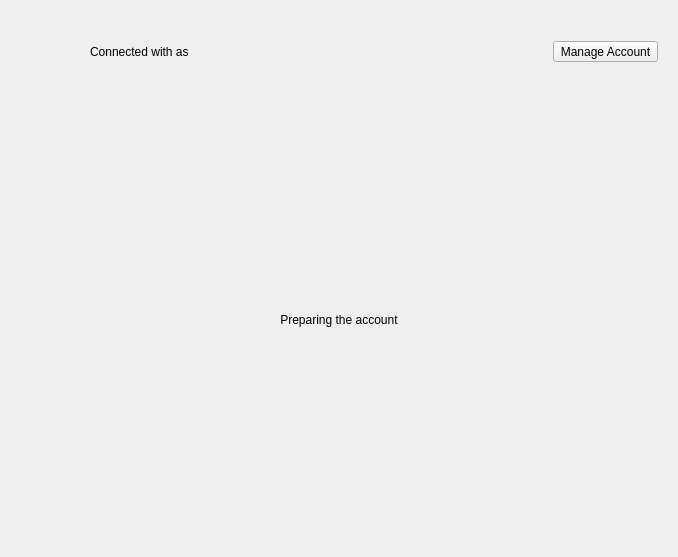
This is src/gui/accountsettings.ui in GrossLukas/client as Qt 5 draws it before an edit. The edited form follows.
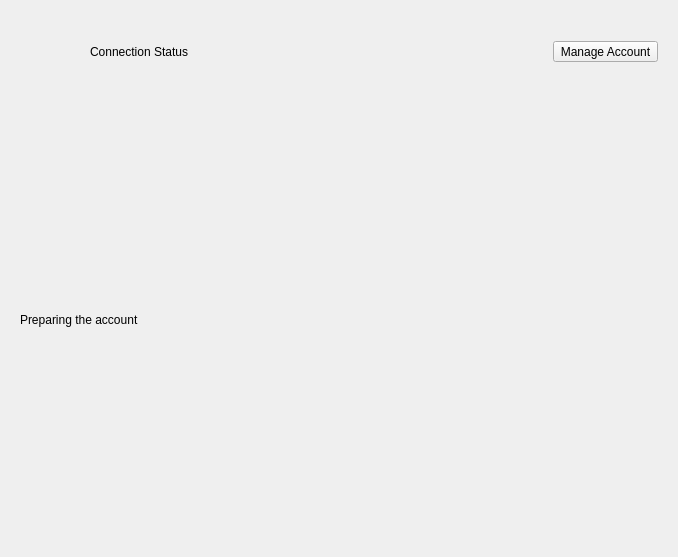
This is the edited form. The open tabs and pages were chosen to show the change. Icons and pictures are not drawn. Custom widgets are drawn as their Qt base class.

Commit message:
[a11y] Move server URL from status label to Account button
The URL in the status label of the account settings page was not
always accessible by keyboard. The label will now only show the
connection status, and the "Manage Account" button has a new entry
for "Open in Web Browser".

Fixes: #11800
Fixes: #11772

What changed in the file:
```diff
--- a/src/gui/accountsettings.ui
+++ b/src/gui/accountsettings.ui
@@ -63,10 +63,10 @@
          </sizepolicy>
         </property>
         <property name="text">
-         <string>Connected with &lt;server&gt; as &lt;user&gt;</string>
+         <string notr="true">Connection Status</string>
         </property>
         <property name="textFormat">
-         <enum>Qt::TextFormat::RichText</enum>
+         <enum>Qt::PlainText</enum>
         </property>
         <property name="wordWrap">
          <bool>true</bool>
@@ -104,9 +104,6 @@
       <layout class="QVBoxLayout" name="verticalLayout_4">
        <item>
         <spacer name="verticalSpacer_2">
-         <property name="orientation">
-          <enum>Qt::Orientation::Vertical</enum>
-         </property>
          <property name="sizeHint" stdset="0">
           <size>
            <width>20</width>
@@ -120,9 +117,6 @@
          <property name="text">
           <string>Preparing the account</string>
          </property>
-         <property name="alignment">
-          <set>Qt::AlignmentFlag::AlignCenter</set>
-         </property>
         </widget>
        </item>
        <item>
@@ -134,9 +128,6 @@
        </item>
        <item>
         <spacer name="verticalSpacer_3">
-         <property name="orientation">
-          <enum>Qt::Orientation::Vertical</enum>
-         </property>
          <property name="sizeHint" stdset="0">
           <size>
            <width>20</width>
```
Left out of the diff: 12 changed lines with no effect on the pictures. The commit also changes 2 other files.
